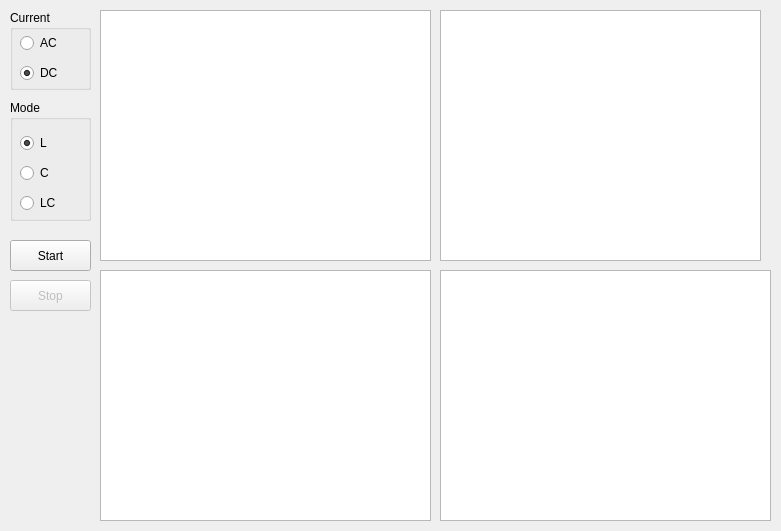
Old version of the form software/modules/ModuleC.ui in the repository brmlab/edubrm.
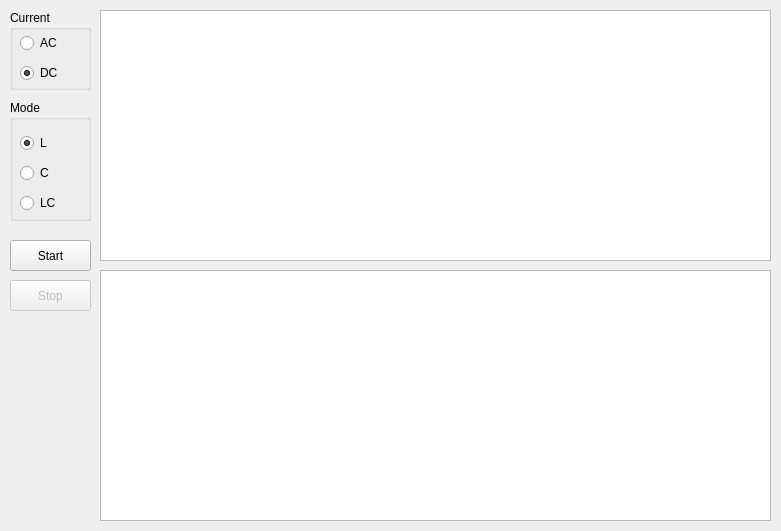
New version of the form.

Commit message: we have 2 charts

What changed in the file:
```diff
--- a/software/modules/ModuleC.ui
+++ b/software/modules/ModuleC.ui
@@ -18,17 +18,7 @@
     <rect>
      <x>100</x>
      <y>10</y>
-     <width>331</width>
-     <height>251</height>
-    </rect>
-   </property>
-  </widget>
-  <widget class="QGraphicsView" name="graph3">
-   <property name="geometry">
-    <rect>
-     <x>100</x>
-     <y>270</y>
-     <width>331</width>
+     <width>671</width>
      <height>251</height>
     </rect>
    </property>
@@ -36,19 +26,9 @@
   <widget class="QGraphicsView" name="graph2">
    <property name="geometry">
     <rect>
-     <x>440</x>
-     <y>10</y>
-     <width>321</width>
-     <height>251</height>
-    </rect>
-   </property>
-  </widget>
-  <widget class="QGraphicsView" name="graph4">
-   <property name="geometry">
-    <rect>
-     <x>440</x>
+     <x>100</x>
      <y>270</y>
-     <width>331</width>
+     <width>671</width>
      <height>251</height>
     </rect>
    </property>
```
The commit also changes 1 other file.
